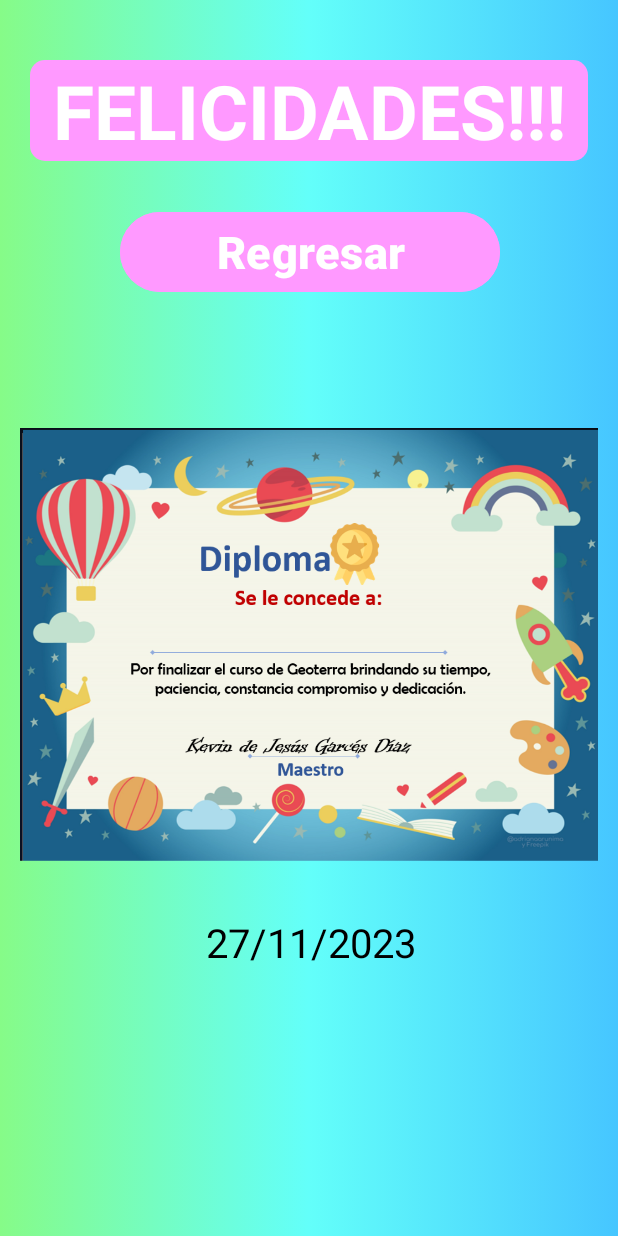
After one commit to KevindeJesusUAA/ProyectoFinalGeoterra, an Android app: the ReconocimientoActivity screen opened directly, with no data from a screen before it, on a phone screen of 412 x 824 dp. The commit adds this screen. Run offline under Robolectric (Android 15) with nearby library versions, the phone set to English and light mode, and no system bars; 2 statements that could not run were skipped.

Commit message:
Realice cambios y le metí canvas al proyecto

```diff
--- a/app/src/main/AndroidManifest.xml
+++ b/app/src/main/AndroidManifest.xml
@@ -83,6 +83,10 @@
             android:name=".reconocimiento"
             android:exported="true">
         </activity>
+        <activity
+            android:name=".ReconocimientoActivity"
+            android:exported="true">
+        </activity>
         <meta-data
             android:name="com.google.android.geo.API_KEY"
             android:value="${key2}" />
--- /dev/null
+++ b/app/src/main/java/uaa/mx/proyectofinalgeoterra/CanvasView.java
@@ -0,0 +1,98 @@
+package uaa.mx.proyectofinalgeoterra;
+
+import android.content.Context;
+import android.graphics.Bitmap;
+import android.graphics.BitmapFactory;
+import android.graphics.Canvas;
+import android.graphics.Color;
+import android.graphics.Paint;
+import android.graphics.Rect;
+import android.graphics.RectF;
+import android.util.AttributeSet;
+import android.view.View;
+
+import androidx.annotation.Nullable;
+
+import java.text.SimpleDateFormat;
+import java.util.Calendar;
+import java.util.Locale;
+
+public class CanvasView extends View {
+
+    private Paint paint;
+    private String fechaActual;
+    private String nombre;
+
+    public CanvasView(Context context) {
+        super(context);
+        init();
+    }
+
+    public CanvasView(Context context, @Nullable AttributeSet attrs) {
+        super(context, attrs);
+        init();
+    }
+
+    private void init() {
+        paint = new Paint();
+        paint.setAntiAlias(true);
+        paint.setTextSize(50);
+        paint.setColor(Color.WHITE);
+    }
+
+    public void setData(String fechaActual, String nombre) {
+        this.fechaActual = fechaActual;
+        this.nombre = nombre;
+        invalidate(); // Vuelve a dibujar la vista
+    }
+
+    @Override
+    protected void onDraw(Canvas canvas) {
+        super.onDraw(canvas);
+
+        // Marco con imagen de fondo
+        drawFrame(canvas);
+
+        // Texto de fecha y nombre
+        drawText(canvas, fechaActual, 630);
+        drawText(canvas, nombre, 500);
+    }
+
+    private void drawCenteredText(Canvas canvas, String text, float y) {
+        Rect bounds = new Rect();
+        paint.getTextBounds(text, 0, text.length(), bounds);
+        float x = (canvas.getWidth() - bounds.width()) / 2f;
+        canvas.drawText(text, x, y, paint);
+    }
+    private void drawFrame(Canvas canvas) {
+        Bitmap bitmap = BitmapFactory.decodeResource(getResources(), R.drawable.fondoreco);
+
+        // Definir las coordenadas del rectángulo que ocupará la imagen de fondo
+        float left = 20;
+        float top = 100;
+
+        // Calcular la relación de aspecto de la imagen original
+        float originalWidth = bitmap.getWidth();
+        float originalHeight = bitmap.getHeight();
+        float aspectRatio = originalWidth / originalHeight;
+
+        // Calcular la nueva altura basada en el ancho del rectángulo
+        float rectangleWidth = canvas.getWidth() - 40; // Ancho del rectángulo
+        float rectangleHeight = rectangleWidth / aspectRatio;
+
+        float right = canvas.getWidth() - 20;
+        float bottom = top + rectangleHeight;
+
+        if (bitmap != null) {
+            canvas.drawBitmap(bitmap, null, new RectF(left, top, right, bottom), paint);
+        }
+    }
+
+    private void drawText(Canvas canvas, String text, float y) {
+        paint.setColor(Color.BLACK);
+        paint.setStyle(Paint.Style.FILL);
+        paint.setTextSize(40);
+
+        drawCenteredText(canvas, text, y);
+    }
+}
--- a/app/src/main/java/uaa/mx/proyectofinalgeoterra/Evaluaciondim.java
+++ b/app/src/main/java/uaa/mx/proyectofinalgeoterra/Evaluaciondim.java
@@ -291,7 +291,7 @@ public class Evaluaciondim extends AppCompatActivity {
         btnEnviar.setTypeface(null, Typeface.BOLD); // Establecer estilo de texto a negrita
         btnEnviar.setBackgroundColor(Color.parseColor("#FF99FF")); // Establecer color de fondo
 
-        // Configurar el evento clic del botón (puedes personalizarlo según tus necesidades)
+        // Configurar el evento clic del botón
         btnEnviar.setOnClickListener(v -> {
              intent.set(new Intent(Evaluaciondim.this,resultadosdin.class));
             System.out.println("vaya");
--- /dev/null
+++ b/app/src/main/java/uaa/mx/proyectofinalgeoterra/ReconocimientoActivity.java
@@ -0,0 +1,32 @@
+package uaa.mx.proyectofinalgeoterra;
+
+import android.os.Bundle;
+import androidx.appcompat.app.AppCompatActivity;
+
+import java.text.SimpleDateFormat;
+import java.util.Calendar;
+import java.util.Locale;
+
+public class ReconocimientoActivity extends AppCompatActivity {
+
+    private String nombre, id;
+
+    @Override
+    protected void onCreate(Bundle savedInstanceState) {
+        super.onCreate(savedInstanceState);
+        setContentView(R.layout.activity_reconocimiento);
+
+        Calendar calendar = Calendar.getInstance();
+        SimpleDateFormat dateFormat = new SimpleDateFormat("dd/MM/yyyy", Locale.getDefault());
+        String fechaActual = dateFormat.format(calendar.getTime());
+
+        Bundle recibeIngreso = getIntent().getExtras();
+        if (recibeIngreso != null) {
+            nombre = recibeIngreso.getString("Nombre");
+            id = recibeIngreso.getString("Idusu");
+        }
+
+        CanvasView canvasView = findViewById(R.id.canvasView);
+        canvasView.setData(fechaActual, nombre);
+    }
+}
--- a/app/src/main/java/uaa/mx/proyectofinalgeoterra/menu.java
+++ b/app/src/main/java/uaa/mx/proyectofinalgeoterra/menu.java
@@ -199,7 +199,7 @@ public class menu extends AppCompatActivity {
             ids.putString("Idusu", id);
 
             // Inicia la nueva actividad cuando se hace clic en el botón
-            Intent intent = new Intent(menu.this, reconocimiento.class);
+            Intent intent = new Intent(menu.this, ReconocimientoActivity.class);
 
             intent.putExtras(nom);
             intent.putExtras(ids);
--- a/app/src/main/java/uaa/mx/proyectofinalgeoterra/resultados.java
+++ b/app/src/main/java/uaa/mx/proyectofinalgeoterra/resultados.java
@@ -38,7 +38,7 @@ public class resultados extends AppCompatActivity {
         String respuestaSeleccionada4 = intent.getStringExtra("respuestaSeleccionada4");
         String respuestaSeleccionada5 = intent.getStringExtra("respuestaSeleccionada5");
         Bundle recibeIngreso = getIntent().getExtras();
-         tema = recibeIngreso.getString("Tema");
+        tema = recibeIngreso.getString("Tema");
         Nombre = recibeIngreso.getString("Nombre"); //Para recoger los datos, utilizamos la variable de bundle y con el metodo getstring obtenemos la clave de parametro
         id= recibeIngreso.getString("Idusu");
         System.out.println("kevin res: tema: "+tema+" Nombre:"+Nombre+" id: "+id);
--- a/app/src/main/java/uaa/mx/proyectofinalgeoterra/resultadosdin.java
+++ b/app/src/main/java/uaa/mx/proyectofinalgeoterra/resultadosdin.java
@@ -81,7 +81,7 @@ public class resultadosdin extends AppCompatActivity {
                 TextView respuestaTextView = new TextView(this);
                 LinearLayout.LayoutParams respuestaParams = new LinearLayout.LayoutParams(
                         LinearLayout.LayoutParams.WRAP_CONTENT,
-                        150, // Alto en píxeles
+                        200, // Alto en píxeles
                         LinearLayout.LayoutParams.WRAP_CONTENT);
                 respuestaParams.setMargins(10, 10, 10, 10); // Márgenes (izquierda, arriba, derecha, abajo)
                 respuestaTextView.setLayoutParams(respuestaParams);
@@ -128,7 +128,7 @@ public class resultadosdin extends AppCompatActivity {
                 LinearLayout.LayoutParams.MATCH_PARENT);
         preguntaParams.setMargins(10, 10, 10, 10); // Márgenes (izquierda, arriba, derecha, abajo)
         promedio.setLayoutParams(preguntaParams);
-        promedio.setText("Promedio tot: "+(promediof));
+        promedio.setText("Promedio: "+(promediof));
         promedio.setTextColor(Color.parseColor("#020242"));
         promedio.setTextSize(25);
         promedio.setTextAlignment(View.TEXT_ALIGNMENT_CENTER);
--- /dev/null
+++ b/app/src/main/res/layout/activity_reconocimiento.xml
@@ -0,0 +1,40 @@
+<?xml version="1.0" encoding="utf-8"?>
+<LinearLayout xmlns:android="http://schemas.android.com/apk/res/android"
+    android:layout_width="match_parent"
+    android:layout_height="match_parent"
+    android:orientation="vertical"
+    android:background="@drawable/fondo_degradado">
+
+    <TextView
+        android:layout_width="match_parent"
+        android:layout_height="wrap_content"
+        android:text="FELICIDADES!!!"
+        android:textSize="50dp"
+        android:textStyle="bold"
+        android:textAlignment="center"
+        android:textColor="#FFFFFF"
+        android:layout_gravity="center"
+        android:layout_marginTop="40dp"
+        android:background="@drawable/fondo_textview" />
+
+    <Button
+        android:id="@+id/btnRegresar"
+        android:layout_width="253dp"
+        android:layout_height="61dp"
+        android:layout_marginStart="80dp"
+        android:layout_marginEnd="80dp"
+        android:layout_marginBottom="20dp"
+        android:layout_marginTop="30dp"
+        android:backgroundTint="#FF99FF"
+        android:text="Regresar"
+        android:textColor="#FFFFFF"
+        android:textSize="30sp"
+        android:textStyle="bold" />
+
+    <uaa.mx.proyectofinalgeoterra.CanvasView
+        android:id="@+id/canvasView"
+        android:layout_width="match_parent"
+        android:layout_height="0dp"
+        android:layout_weight="1"/>
+
+</LinearLayout>
```
Also changed, not shown: app/src/main/java/uaa/mx/proyectofinalgeoterra/estadosMexico.java (+22 -4 lines), app/src/main/res/layout/resultadodin.xml (+8 -6 lines), app/src/main/res/layout/resultados.xml (+7 -6 lines).
